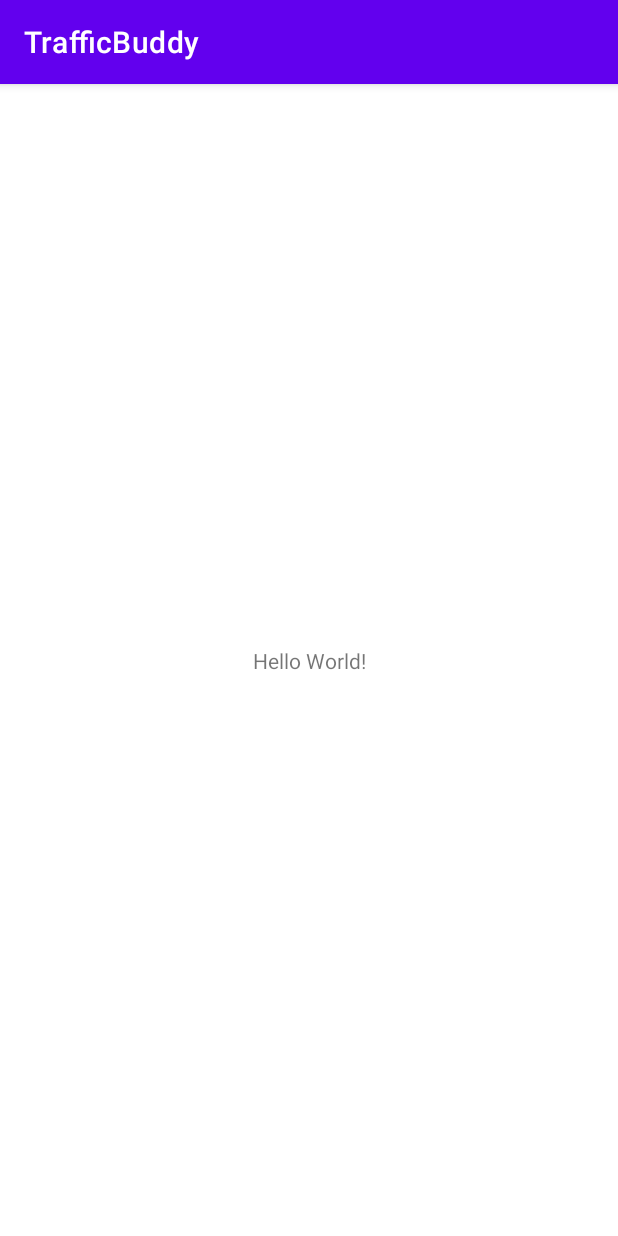
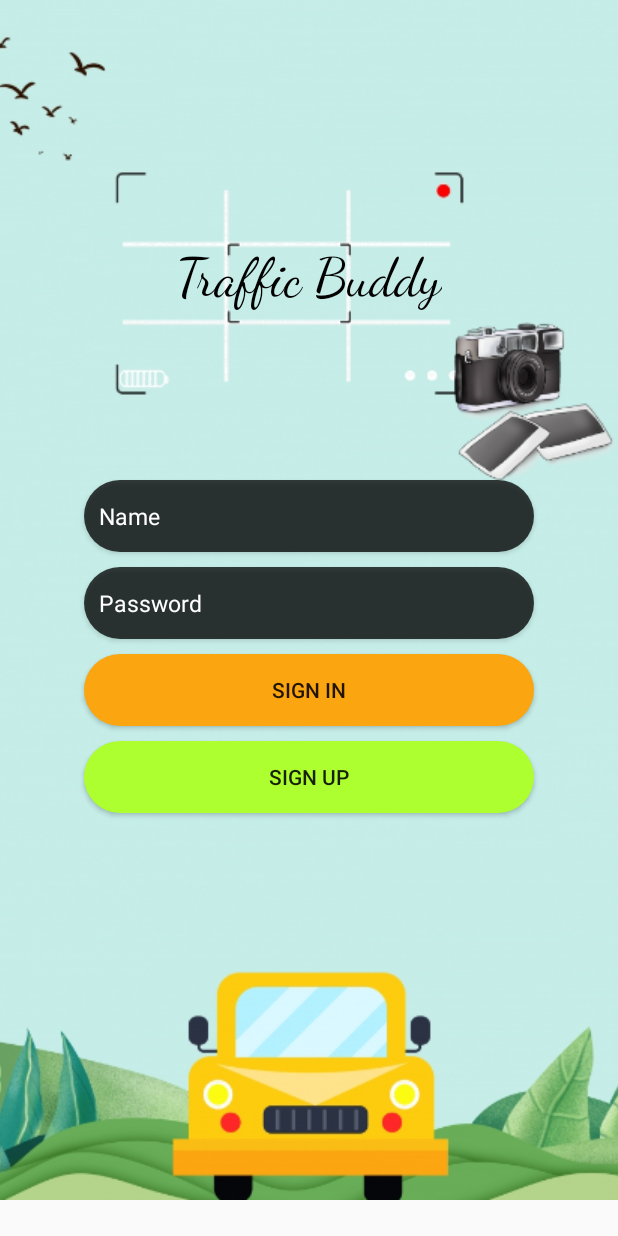
Before and after one commit to sanjamilenkovic/MOSIS-projekat, an Android app: the screen it shows after launch (MainActivity), on a phone screen of 412 x 824 dp. Run offline under Robolectric (Android 15) with nearby library versions, the phone set to English and light mode, and no system bars.

Commit message:
sign in, sign up fragments

```diff
--- a/Traffic/app/build.gradle
+++ b/Traffic/app/build.gradle
@@ -33,7 +33,10 @@ dependencies {
     implementation 'androidx.appcompat:appcompat:1.3.1'
     implementation 'com.google.android.material:material:1.4.0'
     implementation 'androidx.constraintlayout:constraintlayout:2.0.4'
+    implementation 'androidx.legacy:legacy-support-v4:1.0.0'
     testImplementation 'junit:junit:4.+'
     androidTestImplementation 'androidx.test.ext:junit:1.1.3'
     androidTestImplementation 'androidx.test.espresso:espresso-core:3.4.0'
+    implementation 'androidx.navigation:navigation-fragment-ktx:2.3.1'
+    implementation 'androidx.navigation:navigation-ui-ktx:2.3.1'
 }
--- /dev/null
+++ b/Traffic/app/src/main/java/rs/elfak/mosis/trafficbuddy/StartFragment.java
@@ -0,0 +1,64 @@
+package rs.elfak.mosis.trafficbuddy;
+
+import android.os.Bundle;
+
+import androidx.fragment.app.Fragment;
+
+import android.view.LayoutInflater;
+import android.view.View;
+import android.view.ViewGroup;
+
+/**
+ * A simple {@link Fragment} subclass.
+ * Use the {@link StartFragment#newInstance} factory method to
+ * create an instance of this fragment.
+ */
+public class StartFragment extends Fragment {
+
+    // TODO: Rename parameter arguments, choose names that match
+    // the fragment initialization parameters, e.g. ARG_ITEM_NUMBER
+    private static final String ARG_PARAM1 = "param1";
+    private static final String ARG_PARAM2 = "param2";
+
+    // TODO: Rename and change types of parameters
+    private String mParam1;
+    private String mParam2;
+
+    public StartFragment() {
+        // Required empty public constructor
+    }
+
+    /**
+     * Use this factory method to create a new instance of
+     * this fragment using the provided parameters.
+     *
+     * @param param1 Parameter 1.
+     * @param param2 Parameter 2.
+     * @return A new instance of fragment StartFragment.
+     */
+    // TODO: Rename and change types and number of parameters
+    public static StartFragment newInstance(String param1, String param2) {
+        StartFragment fragment = new StartFragment();
+        Bundle args = new Bundle();
+        args.putString(ARG_PARAM1, param1);
+        args.putString(ARG_PARAM2, param2);
+        fragment.setArguments(args);
+        return fragment;
+    }
+
+    @Override
+    public void onCreate(Bundle savedInstanceState) {
+        super.onCreate(savedInstanceState);
+        if (getArguments() != null) {
+            mParam1 = getArguments().getString(ARG_PARAM1);
+            mParam2 = getArguments().getString(ARG_PARAM2);
+        }
+    }
+
+    @Override
+    public View onCreateView(LayoutInflater inflater, ViewGroup container,
+                             Bundle savedInstanceState) {
+        // Inflate the layout for this fragment
+        return inflater.inflate(R.layout.fragment_start, container, false);
+    }
+}
--- /dev/null
+++ b/Traffic/app/src/main/res/drawable/background_button.xml
@@ -0,0 +1,8 @@
+<?xml version="1.0" encoding="utf-8"?>
+<shape xmlns:android="http://schemas.android.com/apk/res/android"
+    android:shape="rectangle">
+    <solid android:color="@color/black"/>
+    <corners android:radius="24dp" />
+    <size android:height="40dp"/>
+    <size android:width="300dp"/>
+</shape>
--- /dev/null
+++ b/Traffic/app/src/main/res/drawable/green_button.xml
@@ -0,0 +1,8 @@
+<?xml version="1.0" encoding="utf-8"?>
+<shape xmlns:android="http://schemas.android.com/apk/res/android"
+    android:shape="rectangle">
+    <solid android:color="@color/green"/>
+    <corners android:radius="24dp" />
+    <size android:height="40dp"/>
+    <size android:width="300dp"/>
+</shape>
--- /dev/null
+++ b/Traffic/app/src/main/res/drawable/orange_button.xml
@@ -0,0 +1,9 @@
+<?xml version="1.0" encoding="utf-8"?>
+<shape xmlns:android="http://schemas.android.com/apk/res/android"
+    android:shape="rectangle">
+
+    <solid android:color="@color/orange"/>
+    <corners android:radius="24dp" />
+    <size android:height="40dp"/>
+    <size android:width="300dp"/>
+</shape>
--- a/Traffic/app/src/main/res/layout/activity_main.xml
+++ b/Traffic/app/src/main/res/layout/activity_main.xml
@@ -6,13 +6,85 @@
     android:layout_height="match_parent"
     tools:context=".MainActivity">
 
-    <TextView
+    <fragment
+        android:id="@+id/nav_host_fragment"
+        android:name="androidx.navigation.fragment.NavHostFragment"
         android:layout_width="wrap_content"
         android:layout_height="wrap_content"
-        android:text="Hello World!"
-        app:layout_constraintBottom_toBottomOf="parent"
-        app:layout_constraintLeft_toLeftOf="parent"
+        app:defaultNavHost="true"
         app:layout_constraintRight_toRightOf="parent"
-        app:layout_constraintTop_toTopOf="parent" />
+        app:layout_constraintStart_toStartOf="parent"
+        app:layout_constraintTop_toTopOf="parent"
+        app:navGraph="@navigation/navigation" />
+
+
+<!--    <androidx.appcompat.widget.AppCompatButton-->
+<!--        android:id="@+id/button_register"-->
+<!--        android:layout_width="wrap_content"-->
+<!--        android:layout_height="wrap_content"-->
+<!--        android:background="@color/orange"-->
+
+<!--        android:textColor="#FFFFFF"-->
+<!--        android:textStyle="italic"-->
+<!--        app:layout_constraintBottom_toBottomOf="parent"-->
+<!--        app:layout_constraintEnd_toEndOf="parent"-->
+<!--        app:layout_constraintTop_toTopOf="parent" />-->
+
+<!--    <ImageView-->
+<!--        android:id="@+id/icon"-->
+<!--        android:layout_width="0dp"-->
+<!--        android:layout_height="wrap_content"-->
+<!--        android:contentDescription="@string/app_name"-->
+<!--        android:src="@drawable/logo"-->
+<!--        android:scaleType="centerInside"-->
+<!--        app:layout_constraintEnd_toStartOf="@+id/guideline_right"-->
+<!--        app:layout_constraintStart_toStartOf="@id/guideline_left"-->
+<!--        app:layout_constraintTop_toTopOf="parent"-->
+<!--        app:layout_constraintBottom_toTopOf="@id/guideline_middle"/>-->
+
+<!--    <TextView-->
+<!--        android:id="@+id/logo_text"-->
+<!--        android:layout_width="wrap_content"-->
+<!--        android:layout_height="wrap_content"-->
+<!--        android:text="@string/app_name"-->
+<!--        android:textColor="@color/black"-->
+<!--        app:layout_constraintEnd_toEndOf="parent"-->
+<!--        app:layout_constraintStart_toStartOf="parent"-->
+<!--        app:layout_constraintTop_toBottomOf="@id/icon" />-->
+
+<!--    <Button-->
+<!--        android:layout_width="wrap_content"-->
+<!--        android:layout_height="wrap_content"-->
+<!--        app:layout_constraintTop_toBottomOf="@id/logo_text"-->
+<!--        app:layout_constraintStart_toStartOf="parent"-->
+<!--        app:layout_constraintEnd_toEndOf="parent"-->
+<!--        />-->
+
+<!--    <androidx.constraintlayout.widget.Guideline-->
+<!--        android:id="@+id/guideline_left"-->
+<!--        android:layout_width="wrap_content"-->
+<!--        android:layout_height="wrap_content"-->
+<!--        android:orientation="vertical"-->
+<!--        app:layout_constraintGuide_percent="0.10" />-->
+
+
+
+<!--    <androidx.constraintlayout.widget.Guideline-->
+<!--        android:id="@+id/guideline_right"-->
+<!--        android:layout_width="wrap_content"-->
+<!--        android:layout_height="wrap_content"-->
+<!--        android:orientation="vertical"-->
+<!--        app:layout_constraintGuide_percent="0.90" />-->
+
+    <!--    <fragment-->
+    <!--        android:id="@+id/my_nav_host_fragment"-->
+    <!--        android:name="androidx.navigation.fragment.NavHostFragment"-->
+    <!--        android:layout_width="wrap_content"-->
+    <!--        android:layout_height="wrap_content"-->
+    <!--        app:defaultNavHost="true"-->
+    <!--        app:layout_constraintRight_toRightOf="parent"-->
+    <!--        app:layout_constraintStart_toStartOf="parent"-->
+    <!--        app:layout_constraintTop_toTopOf="parent"/>-->
+    <!--&lt;!&ndash;        app:navGraph="@navigation/navigation" />&ndash;&gt;-->
 
 </androidx.constraintlayout.widget.ConstraintLayout>
--- /dev/null
+++ b/Traffic/app/src/main/res/layout/fragment_start.xml
@@ -0,0 +1,145 @@
+<?xml version="1.0" encoding="utf-8"?>
+<androidx.constraintlayout.widget.ConstraintLayout
+    android:id="@+id/start_fragment"
+    xmlns:android="http://schemas.android.com/apk/res/android"
+    xmlns:app="http://schemas.android.com/apk/res-auto"
+    xmlns:tools="http://schemas.android.com/tools"
+    android:layout_width="match_parent"
+    android:layout_height="match_parent"
+    tools:context=".MainActivity">
+
+
+    <ImageView
+        android:layout_width="match_parent"
+        android:layout_height="match_parent"
+        android:src="@drawable/bck"
+        android:scaleType="centerCrop"
+        />
+
+<!--    <Button-->
+<!--        android:id="@+id/title_bck"-->
+<!--        android:layout_width="wrap_content"-->
+<!--        android:layout_height="wrap_content"-->
+<!--        android:alpha="0.75"-->
+<!--        android:clickable="false"-->
+<!--        android:background="@drawable/background_button"-->
+<!--        app:layout_constraintStart_toStartOf="parent"-->
+<!--        app:layout_constraintEnd_toEndOf="parent"-->
+<!--        app:layout_constraintTop_toBottomOf="@id/guideline_20" />-->
+
+    <TextView
+        android:layout_width="wrap_content"
+        android:layout_height="wrap_content"
+        app:layout_constraintTop_toTopOf="@id/guideline_20"
+        app:layout_constraintEnd_toEndOf="parent"
+        app:layout_constraintStart_toStartOf="parent"
+        android:fontFamily="cursive"
+        android:text="Traffic Buddy"
+        android:textSize="35dp"
+        android:textAllCaps="false"
+        android:textColor="@color/black"
+        android:elevation="2dp"
+        />
+
+    <Button
+        android:id="@+id/name_bck"
+        android:layout_width="wrap_content"
+        android:layout_height="wrap_content"
+        android:alpha="0.75"
+        android:clickable="false"
+        android:background="@drawable/background_button"
+        app:layout_constraintStart_toStartOf="parent"
+        app:layout_constraintEnd_toEndOf="parent"
+        app:layout_constraintTop_toBottomOf="@id/guideline_45" />
+
+    <EditText
+        android:id="@+id/username"
+        android:textColor="@color/white"
+        android:layout_width="280dp"
+        android:layout_height="wrap_content"
+        android:background="@android:color/transparent"
+        android:hint="Name"
+        android:textSize="15dp"
+        android:elevation="2dp"
+        app:layout_constraintBottom_toBottomOf="@+id/name_bck"
+        app:layout_constraintEnd_toEndOf="@+id/name_bck"
+        app:layout_constraintStart_toStartOf="@+id/name_bck"
+        app:layout_constraintTop_toTopOf="@id/name_bck" />
+
+    <Button
+        android:id="@+id/password_bck"
+        android:layout_width="wrap_content"
+        android:layout_height="wrap_content"
+        android:alpha="0.75"
+        android:clickable="false"
+        android:background="@drawable/background_button"
+        app:layout_constraintStart_toStartOf="parent"
+        app:layout_constraintEnd_toEndOf="parent"
+        android:layout_marginTop="10dp"
+        app:layout_constraintTop_toBottomOf="@id/name_bck" />
+
+    <EditText
+        android:id="@+id/password"
+        android:textColor="@color/white"
+        android:layout_width="280dp"
+        android:layout_height="wrap_content"
+        android:background="@android:color/transparent"
+        android:hint="Password"
+        android:textSize="15dp"
+        android:elevation="2dp"
+        app:layout_constraintBottom_toBottomOf="@+id/password_bck"
+        app:layout_constraintEnd_toEndOf="@+id/password_bck"
+        app:layout_constraintStart_toStartOf="@+id/password_bck"
+        app:layout_constraintTop_toTopOf="@id/password_bck" />
+
+
+    <Button
+        android:id="@+id/button_sign_in"
+        android:layout_width="wrap_content"
+        android:layout_height="wrap_content"
+        android:background="@drawable/orange_button"
+        android:text="@string/sign_in"
+        android:layout_marginTop="10dp"
+        app:layout_constraintTop_toBottomOf="@id/password_bck"
+        app:layout_constraintStart_toStartOf="parent"
+        app:layout_constraintEnd_toEndOf="parent"
+        />
+
+    <Button
+        android:id="@+id/button_sign_up"
+        android:layout_width="wrap_content"
+        android:layout_height="wrap_content"
+        android:background="@drawable/green_button"
+        android:text="@string/sign_up"
+        android:textAllCaps="false"
+        app:layout_constraintTop_toBottomOf="@id/button_sign_in"
+        app:layout_constraintStart_toStartOf="parent"
+        app:layout_constraintEnd_toEndOf="parent"
+        android:layout_marginTop="10dp"
+
+        />
+    <androidx.constraintlayout.widget.Guideline
+        android:id="@+id/guideline_20"
+        android:layout_width="wrap_content"
+        android:layout_height="wrap_content"
+        android:orientation="horizontal"
+        app:layout_constraintGuide_percent="0.205" />
+
+    <androidx.constraintlayout.widget.Guideline
+        android:id="@+id/guideline_45"
+        android:layout_width="wrap_content"
+        android:layout_height="wrap_content"
+        android:orientation="horizontal"
+        app:layout_constraintGuide_percent="0.40" />
+
+
+    <androidx.constraintlayout.widget.Guideline
+        android:id="@+id/guideline_70"
+        android:layout_width="wrap_content"
+        android:layout_height="wrap_content"
+        android:orientation="horizontal"
+        app:layout_constraintGuide_percent="0.60" />
+
+
+
+</androidx.constraintlayout.widget.ConstraintLayout>
--- /dev/null
+++ b/Traffic/app/src/main/res/navigation/navigation.xml
@@ -0,0 +1,20 @@
+<?xml version="1.0" encoding="utf-8"?>
+<navigation xmlns:android="http://schemas.android.com/apk/res/android"
+    xmlns:app="http://schemas.android.com/apk/res-auto"
+    xmlns:tools="http://schemas.android.com/tools"
+    android:id="@+id/navigation"
+    app:startDestination="@id/start_dest">
+
+    <fragment
+        android:id="@+id/start_dest"
+        android:name="rs.elfak.mosis.trafficbuddy.StartFragment"
+        android:label="fragment_start"
+        tools:layout="@layout/fragment_start" />
+
+    <fragment
+        android:id="@+id/signUp_dest"
+        android:name="rs.elfak.mosis.trafficbuddy.SignUp"
+        android:label="fragment_signup"
+        tools:layout="@layout/fragment_sign_up" />
+
+</navigation>
--- a/Traffic/app/src/main/res/values-night/themes.xml
+++ b/Traffic/app/src/main/res/values-night/themes.xml
@@ -1,6 +1,6 @@
 <resources xmlns:tools="http://schemas.android.com/tools">
     <!-- Base application theme. -->
-    <style name="Theme.TrafficBuddy" parent="Theme.MaterialComponents.DayNight.DarkActionBar">
+    <style name="Theme.TrafficBuddy" parent="Theme.AppCompat.Light.NoActionBar">
         <!-- Primary brand color. -->
         <item name="colorPrimary">@color/purple_200</item>
         <item name="colorPrimaryVariant">@color/purple_700</item>
--- a/Traffic/app/src/main/res/values/colors.xml
+++ b/Traffic/app/src/main/res/values/colors.xml
@@ -7,4 +7,6 @@
     <color name="teal_700">#FF018786</color>
     <color name="black">#FF000000</color>
     <color name="white">#FFFFFFFF</color>
+    <color name="orange">#fba510</color>
+    <color name="green">#ADFF2F</color>
 </resources>
--- a/Traffic/app/src/main/res/values/strings.xml
+++ b/Traffic/app/src/main/res/values/strings.xml
@@ -1,3 +1,9 @@
 <resources>
     <string name="app_name">TrafficBuddy</string>
+    <string name="register">Register</string>
+    <string name="sign_in">SIGN IN</string>
+    <string name="sign_up">SIGN UP</string>
+    <string name="username">username</string>
+    <!-- TODO: Remove or change this placeholder text -->
+    <string name="hello_blank_fragment">Hello blank fragment</string>
 </resources>
--- a/Traffic/app/src/main/res/values/themes.xml
+++ b/Traffic/app/src/main/res/values/themes.xml
@@ -1,6 +1,6 @@
 <resources xmlns:tools="http://schemas.android.com/tools">
     <!-- Base application theme. -->
-    <style name="Theme.TrafficBuddy" parent="Theme.MaterialComponents.DayNight.DarkActionBar">
+    <style name="Theme.TrafficBuddy" parent="Theme.AppCompat.Light.NoActionBar">
         <!-- Primary brand color. -->
         <item name="colorPrimary">@color/purple_500</item>
         <item name="colorPrimaryVariant">@color/purple_700</item>
@@ -12,5 +12,7 @@
         <!-- Status bar color. -->
         <item name="android:statusBarColor" tools:targetApi="l">?attr/colorPrimaryVariant</item>
         <!-- Customize your theme here. -->
+
+        <item name="android:textColorHint">@color/white</item>
     </style>
 </resources>
```
Also changed, not shown: Traffic/app/src/main/java/rs/elfak/mosis/trafficbuddy/MainActivity.java (+11 -0 lines), Traffic/app/src/main/java/rs/elfak/mosis/trafficbuddy/SignUp.java (added, +64 -0 lines), Traffic/app/src/main/res/layout/fragment_sign_up.xml (added, +45 -0 lines), Traffic/app/src/main/res/drawable/background.png (added), Traffic/app/src/main/res/drawable/bck.png (added), Traffic/app/src/main/res/drawable/default_background.png (added), Traffic/app/src/main/res/drawable/photo.png (added).
